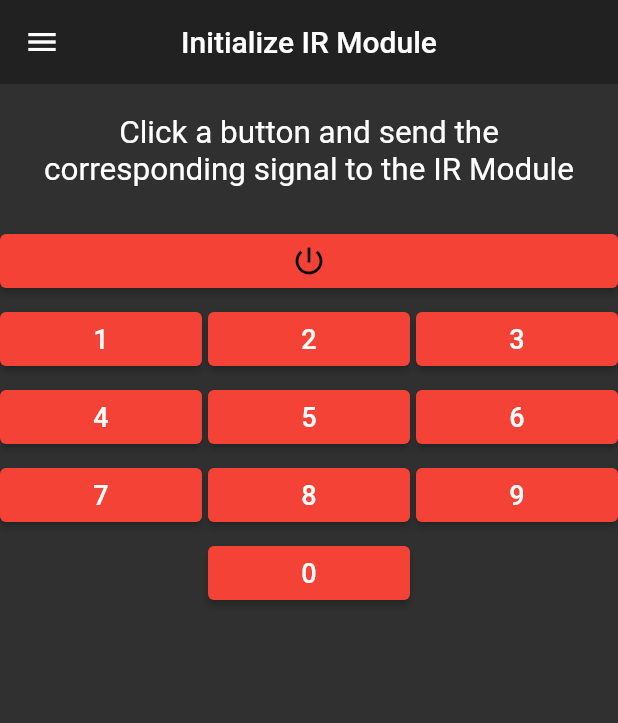
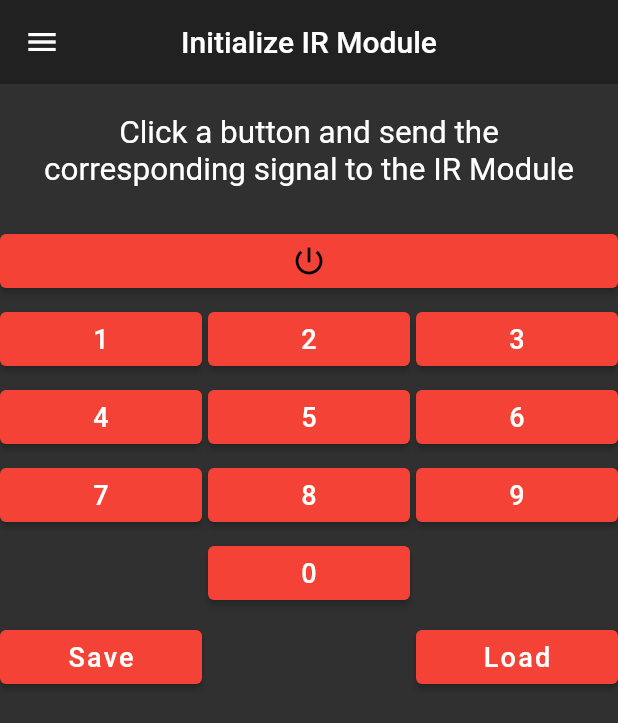
Before and after one commit to HazemIbrahim98/smart_home, a Flutter app: the InfraredPage screen opened by its route, on a phone screen of 412 x 824 dp. Shown: the top 723 px of the screen. Run offline on Flutter 3.47's test engine with Material 2 defaults, Android fonts, the phone set to English and light mode, and no system bars; our stand-ins replace date_time_picker, flutter_local_notifications, fluttertoast, google_maps_flutter; missing offline and left inert: ez_mqtt_client, flutter_vlc_player, flutter_webview_plugin, google_map_location_picker; Roboto replaces fonts that are missing (OpenSans).

Commit message:
IR 100%? done!

```diff
--- a/lib/constats.dart
+++ b/lib/constats.dart
@@ -1,2 +1,2 @@
-final serverIP = '192.168.1.16';
-final rtspIP = 'rtsp://192.168.1.13:8080/h264_pcm.sdp';
+final serverIP = '192.168.1.19';
+final rtspIP = 'http://192.168.1.15:8080/video';
--- a/lib/init_IR_page.dart
+++ b/lib/init_IR_page.dart
@@ -1,4 +1,5 @@
 import 'package:flutter/material.dart';
+import 'package:fluttertoast/fluttertoast.dart';
 import 'package:smart_home/my_reused_widgets.dart';
 import 'package:flutter_staggered_grid_view/flutter_staggered_grid_view.dart';
 import 'package:ez_mqtt_client/ez_mqtt_client.dart';
@@ -53,6 +54,11 @@ class _InfraredPageState extends State<InfraredPage> {
     return false;
   }
 
+  bool sendMQTT(_topic, _message) {
+    mqttClient.publishMessage(
+        topic: _topic, message: _message, qosLevel: MqttQos.exactlyOnce);
+  }
+
   int onButtonPressed(int _index) {
     if (myarr[_index] == 0) {
       String msg = '';
@@ -79,8 +85,20 @@ class _InfraredPageState extends State<InfraredPage> {
     for (int i = 0; i < 11; i++) {
       _staggeredTiles.add(new StaggeredTile.fit(1));
     }
+    _staggeredTiles.add(new StaggeredTile.fit(3));
+    _staggeredTiles.add(new StaggeredTile.fit(1));
+    _staggeredTiles.add(new StaggeredTile.fit(1));
+    _staggeredTiles.add(new StaggeredTile.fit(1));
+    return _staggeredTiles;
+  }
 
-    return _staggeredTiles;
+  void save() {
+    sendMQTT('IR/Save', '1');
+  }
+
+  void load() {
+    toast("LOADNG!");
+    sendMQTT('IR/Load', '1');
   }
 
   @override
@@ -108,6 +126,10 @@ class _InfraredPageState extends State<InfraredPage> {
                   context, i.toString(), myarr[i], onButtonPressed, i),
             SizedBox(), //Gap to center 0
             myIRInitButton(context, '0', myarr[10], onButtonPressed, 10),
+            SizedBox(), //Gap After 0
+            myButton(context, "Save", save),
+            SizedBox(), //Gap Between buttons
+            myButton(context, "Load", load),
           ],
           staggeredTiles: generateRandomTiles()),
     );
```
